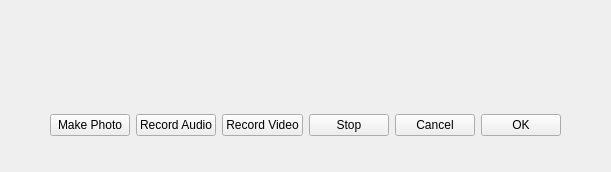
Qt form ui/recorder.ui (tdauth/gustavsfairyland) before a commit.
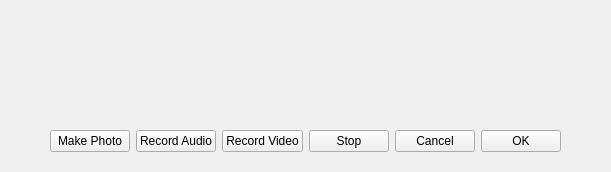
The same form after that commit.

Commit message: Make camera view finder expanding

Diff of the .ui file:
```diff
--- a/ui/recorder.ui
+++ b/ui/recorder.ui
@@ -20,12 +20,19 @@
    <item row="0" column="0">
     <layout class="QVBoxLayout" name="verticalLayout">
      <item>
-      <widget class="QWidget" name="cameraFinderWidget" native="true"/>
+      <widget class="QWidget" name="cameraFinderWidget" native="true">
+       <property name="sizePolicy">
+        <sizepolicy hsizetype="Expanding" vsizetype="Expanding">
+         <horstretch>0</horstretch>
+         <verstretch>0</verstretch>
+        </sizepolicy>
+       </property>
+      </widget>
      </item>
      <item>
       <widget class="QWidget" name="widget_2" native="true">
        <property name="sizePolicy">
-        <sizepolicy hsizetype="Expanding" vsizetype="Preferred">
+        <sizepolicy hsizetype="Expanding" vsizetype="Minimum">
          <horstretch>0</horstretch>
          <verstretch>0</verstretch>
         </sizepolicy>
```
The commit also changes 1 other file.
